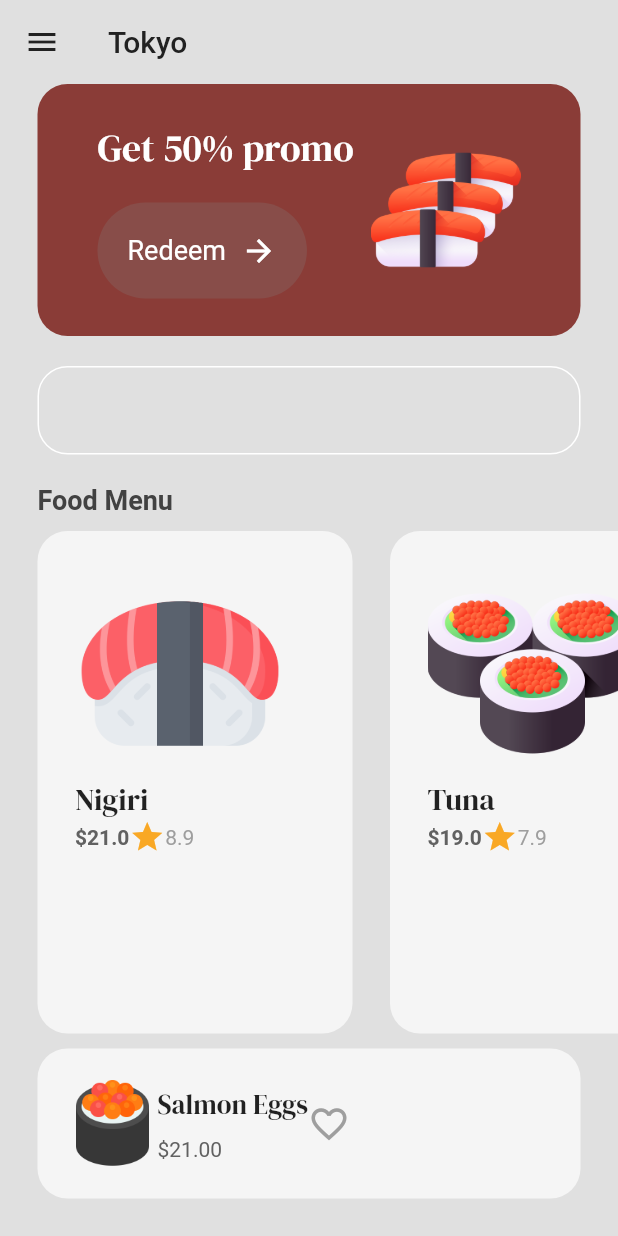
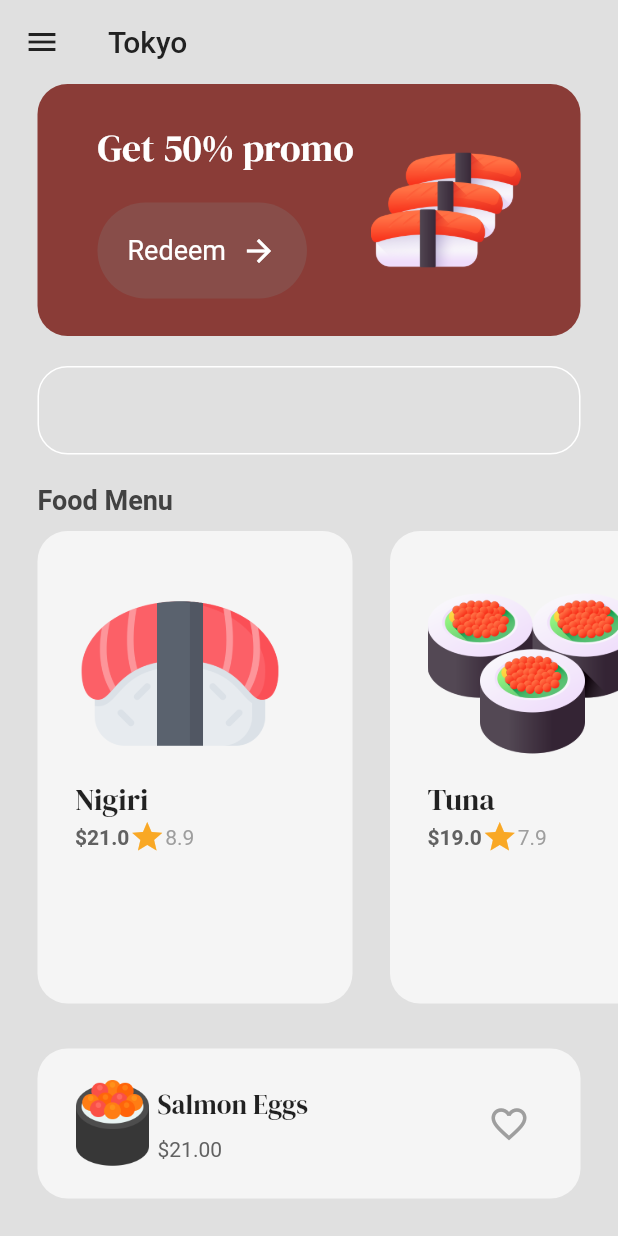
Before and after one commit to carvalhxlucas/sushi_app, a Flutter app: the MenuPage screen opened by its route, on a phone screen of 412 x 824 dp. Run offline on Flutter 3.47's test engine with Material 2 defaults, Android fonts, the phone set to English and light mode, and no system bars; our stand-ins replace google_fonts.

Commit message:
ajust icon on popular food

```diff
--- a/lib/pages/menu_page.dart
+++ b/lib/pages/menu_page.dart
@@ -136,7 +136,7 @@ class _MenuPageState extends State<MenuPage> {
           )
           ),
 
-          const SizedBox(height: 10,),
+          const SizedBox(height: 30,),
 
           Container(
             decoration: BoxDecoration(
@@ -146,6 +146,7 @@ class _MenuPageState extends State<MenuPage> {
             margin: const EdgeInsets.only(left: 25, right: 25, bottom: 25),
             padding: const EdgeInsets.all(20),
             child: Row(
+              mainAxisAlignment: MainAxisAlignment.spaceBetween,
               children: [
                 Row(
                   children: [
@@ -168,6 +169,8 @@ class _MenuPageState extends State<MenuPage> {
                       ],
                     ),
 
+                    const SizedBox(width: 120,),
+
                     // favorite
                     const Icon(
                       Icons.favorite_outline,
```
